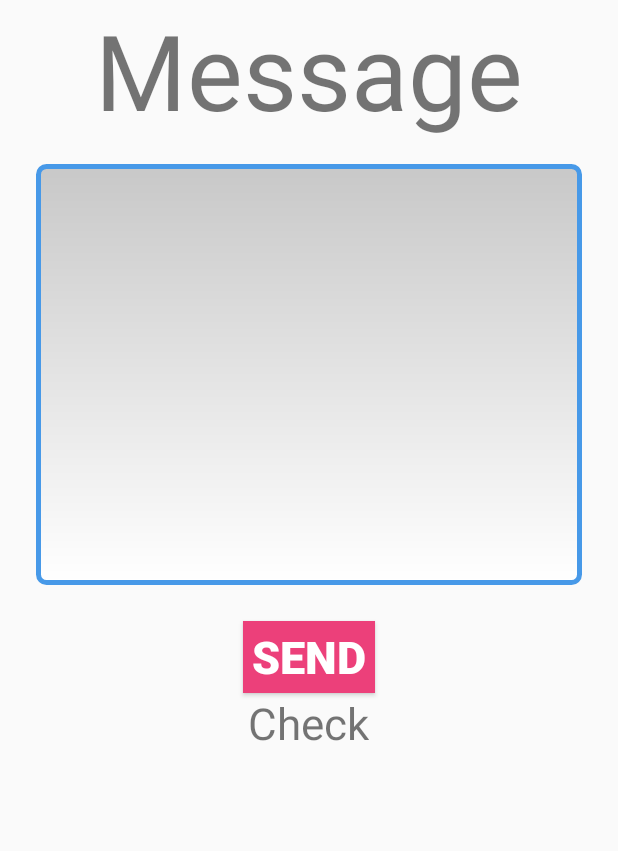
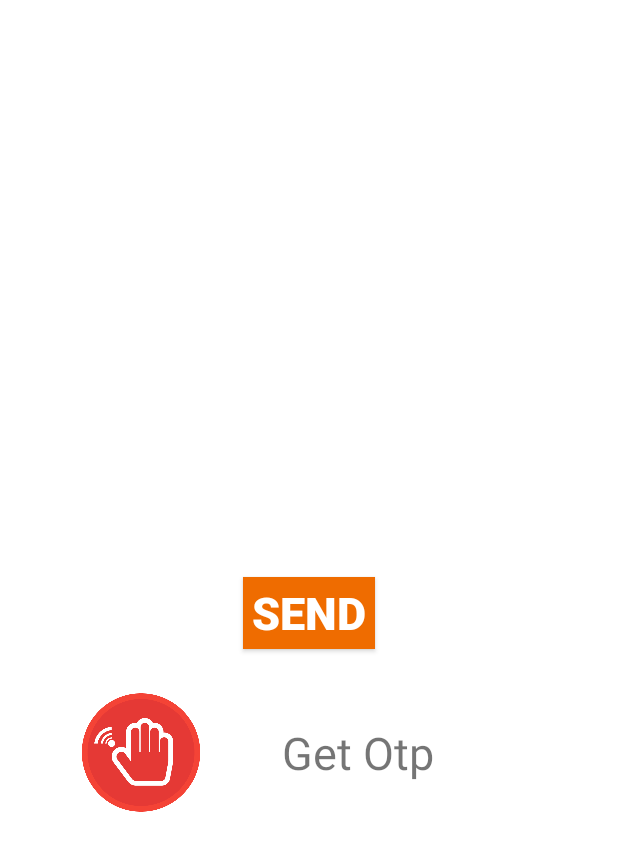
Before and after one commit to SID912/SWAGATHON, an Android app: the Safety screen opened directly, with no data from a screen before it, after a tap on "SEND", on a phone screen of 412 x 824 dp. Shown: the top 851 px of the screen. Run offline under Robolectric (Android 15) with nearby library versions, the light colour scheme and no system bars; our stand-ins replace Volley; network calls fail; 3 statements that could not run were skipped.

Commit message:
final Push

```diff
--- a/app/src/main/AndroidManifest.xml
+++ b/app/src/main/AndroidManifest.xml
@@ -34,6 +34,7 @@
         <activity android:name=".ChatInterest"/>
         <activity android:name=".Safety"/>
         <activity android:name=".Signup"/>
+        <activity android:name=".Otp"/>
     </application>
 
 </manifest>
--- a/app/src/main/java/com/example/android/null1/Safety.java
+++ b/app/src/main/java/com/example/android/null1/Safety.java
@@ -1,6 +1,7 @@
 package com.example.android.null1;
 
 import android.content.Context;
+import android.content.Intent;
 import android.hardware.camera2.CameraAccessException;
 import android.hardware.camera2.CameraManager;
 import android.media.Ringtone;
@@ -12,6 +13,7 @@ import android.support.v7.app.AppCompatActivity;
 import android.view.View;
 import android.widget.Button;
 import android.widget.EditText;
+import android.widget.ImageView;
 import android.widget.TextView;
 import android.widget.Toast;
 
@@ -23,6 +25,10 @@ import com.android.volley.toolbox.StringRequest;
 import org.json.JSONException;
 import org.json.JSONObject;
 
+import java.text.DateFormat;
+import java.text.SimpleDateFormat;
+import java.util.Calendar;
+import java.util.Date;
 import java.util.HashMap;
 import java.util.Map;
 
@@ -33,22 +39,42 @@ import java.util.Map;
 public class Safety extends AppCompatActivity {
     EditText message;
     Button send;
-    String id;
+    String id,name,interest,date,time;
+    String Otp;
     GPSTracker gps;
-    TextView SOS;
+    ImageView SOS;
+    TextView otpview;
+
     @Override
     protected void onCreate(Bundle savedInstanceState) {
         super.onCreate(savedInstanceState);
         setContentView(R.layout.safetylayout);
         Bundle intent =getIntent().getExtras();
         id = intent.getString("id");
-        message = (EditText)findViewById(R.id.message);
-        SOS = (TextView)findViewById(R.id.SOS2);
+        name = intent.getString("name");
+        interest = intent.getString("interest");
+        Calendar cal = Calendar.getInstance();
+        int second = cal.get(Calendar.SECOND);
+        int minute = cal.get(Calendar.MINUTE);
+        int hour = cal.get(Calendar.HOUR);
+        time = hour+":"+minute+":"+second;
+        DateFormat dateFormat = new SimpleDateFormat("yyyy/MM/dd");
+        Date dates = new Date();
+        date = dateFormat.format(dates);
+        otpview = (TextView)findViewById(R.id.otp);
+        otpview.setOnClickListener(new View.OnClickListener() {
+            @Override
+            public void onClick(View view) {
+               requestotp();
+            }
+        });
+        SOS = (ImageView) findViewById(R.id.SOS2);
         send=(Button)findViewById(R.id.Safety);
         send.setOnClickListener(new View.OnClickListener() {
             @Override
             public void onClick(View view) {
-                Toast.makeText(Safety.this,""+message.getText().toString(),Toast.LENGTH_LONG).show();
+                message = (EditText)findViewById(R.id.message);
+                safety(message.getText().toString());
             }
         });
         SOS.setOnClickListener(new View.OnClickListener() {
@@ -75,8 +101,41 @@ public class Safety extends AppCompatActivity {
 
 
     public void safety(final String strmessage) {
+        String cancel_req_tag = "Safety";
+        String URL_FOR_LOGIN = "http://13.126.238.174:8000/home/message";
+        StringRequest streq = new StringRequest(Request.Method.POST, URL_FOR_LOGIN, new Response.Listener<String>() {
+            @Override
+            public void onResponse(String response) {
+
+                try {
+                    JSONObject Json = new JSONObject(response);
+                    Toast.makeText(Safety.this,"message Sent",Toast.LENGTH_SHORT).show();
+                } catch (JSONException e) {
+                    Toast.makeText(Safety.this,"Message Sending failed plz try again",Toast.LENGTH_SHORT).show();
+                }
+            }
+        }, new Response.ErrorListener() {
+            @Override
+            public void onErrorResponse(VolleyError error) {
+                Toast.makeText(Safety.this,"Message Sending failed plz try again",Toast.LENGTH_SHORT).show();
+            }
+
+        }){
+            @Override
+            protected Map<String, String> getParams(){
+                Map<String, String> params = new HashMap<String ,String>();
+                params.put("id",id);
+                params.put("message",strmessage);
+                params.put("date",date);
+                params.put("time",time);
+                return params;
+            }
+        };
+        AppSingleton.getInstance(getApplicationContext()).addToRequestQueue(streq, cancel_req_tag);
+    }
+    public void requesthelp() {
         String cancel_req_tag = "SOS";
-        String URL_FOR_LOGIN = "";
+        String URL_FOR_LOGIN = "http://13.126.238.174:8000/home/sos";
         StringRequest streq = new StringRequest(Request.Method.POST, URL_FOR_LOGIN, new Response.Listener<String>() {
             @Override
             public void onResponse(String response) {
@@ -101,26 +160,28 @@ public class Safety extends AppCompatActivity {
         };
         AppSingleton.getInstance(getApplicationContext()).addToRequestQueue(streq, cancel_req_tag);
     }
-    public void requesthelp() {
+    public void requestotp() {
         gps = new GPSTracker(Safety.this);
-        double latitude = gps.getLatitude();
-        double longitude = gps.getLongitude();
-        final String lat = Double.toString(latitude);
-        final String lon = Double.toString(longitude);
         String cancel_req_tag = "SOS";
-        String URL_FOR_LOGIN = "";
+        String URL_FOR_LOGIN = "http://13.126.238.174:8000/home/requestotp";
         StringRequest streq = new StringRequest(Request.Method.POST, URL_FOR_LOGIN, new Response.Listener<String>() {
             @Override
             public void onResponse(String response) {
 
                 try {
                     JSONObject Json = new JSONObject(response);
+                    Otp = Json.getString("otp");
+                    Intent totp = new Intent(Safety.this,Otp.class);
+                    totp.putExtra("otp",Otp);
+                    startActivity(totp);
                 } catch (JSONException e) {
+                    Toast.makeText(Safety.this,"Unsuccessful",Toast.LENGTH_SHORT).show();
                 }
             }
         }, new Response.ErrorListener() {
             @Override
             public void onErrorResponse(VolleyError error) {
+                Toast.makeText(Safety.this,"Unsuccessful",Toast.LENGTH_SHORT).show();
             }
 
         }){
@@ -128,8 +189,6 @@ public class Safety extends AppCompatActivity {
             protected Map<String, String> getParams(){
                 Map<String, String> params = new HashMap<String ,String>();
                 params.put("id",id);
-                params.put("lat",lat);
-                params.put("lon",lon);
                 return params;
             }
         };
--- a/app/src/main/res/drawable/border.xml
+++ b/app/src/main/res/drawable/border.xml
@@ -7,11 +7,11 @@
     android:shape="rectangle">
     <stroke android:width="3dp"
 
-        android:color="#4799E8"/>
+        android:color="#000"/>
     <corners android:radius="5dp" />
     <gradient
 
-        android:startColor="#C8C8C8"
+        android:startColor="#FFFFFF"
 
         android:endColor="#FFFFFF"
 
--- a/app/src/main/res/layout/activity_main.xml
+++ b/app/src/main/res/layout/activity_main.xml
@@ -14,5 +14,5 @@
 
     </android.support.design.widget.AppBarLayout>
 
-    <include layout="@layout/content_main" />
+    <include layout="@layout/content_main"/>
 </android.support.design.widget.CoordinatorLayout>
--- a/app/src/main/res/layout/safetylayout.xml
+++ b/app/src/main/res/layout/safetylayout.xml
@@ -1,27 +1,24 @@
 <?xml version="1.0" encoding="utf-8"?>
 <LinearLayout xmlns:android="http://schemas.android.com/apk/res/android"
     android:orientation="vertical" android:layout_width="match_parent"
-    android:layout_height="match_parent">
-    <TextView
-        android:id ="@+id/test"
-        android:layout_gravity="center"
-        android:textSize="70dp"
-        android:layout_width="wrap_content"
-        android:layout_height="wrap_content"
-        android:text= "Message"
-        android:layout_marginBottom="16dp"/>
+    android:layout_height="match_parent"
+    android:background="#FFFFFF">
+
     <EditText
+        android:layout_marginTop="20dp"
         android:id = "@+id/message"
         android:inputType="textMultiLine"
-        android:minLines="13"
+        android:minLines="12"
         android:gravity="top|left"
         android:maxLines="10"
+        android:textSize="24dp"
+        android:textColor="#EF6C00"
         android:layout_height="wrap_content"
         android:layout_width="match_parent"
         android:scrollbars="vertical"
         android:layout_marginRight="24dp"
         android:layout_marginLeft="24dp"
-        android:background="@drawable/border"
+        android:background="@android:color/transparent"
         />
 
     <Button
@@ -32,19 +29,29 @@
         android:layout_gravity="center"
         android:textStyle="bold"
         android:text="Send"
-        android:background="#EC407A"
+        android:background="#EF6C00"
         android:textColor="#FFFF"
         android:textAllCaps="true"
         android:textSize="30dp"/>
+<LinearLayout
+    android:layout_width="wrap_content"
+    android:layout_height="wrap_content"
+    android:orientation="horizontal">
+    <ImageView
+        android:id="@+id/SOS2"
+        android:layout_width="188dp"
+        android:layout_height="138dp"
+        android:src="@drawable/assets2"
+        android:textSize="29dp" />
+
     <TextView
-
+        android:id="@+id/otp"
+        android:layout_width="137dp"
+        android:layout_height="wrap_content"
         android:layout_gravity="center"
-        android:id = "@+id/SOS2"
-        android:layout_width="wrap_content"
-        android:layout_height="wrap_content"
-        android:text= "Check"
-        android:textSize="29dp"
+        android:text="Get Otp"
+        android:textSize="30dp"
         />
-
+</LinearLayout>
 
 </LinearLayout>
```
Also changed, not shown: app/src/main/java/com/example/android/null1/ChatInterest.java (+83 -10 lines), app/src/main/java/com/example/android/null1/FriendlyMessage.java (+6 -2 lines), app/src/main/java/com/example/android/null1/Global.java (added, +10 -0 lines), app/src/main/java/com/example/android/null1/MainActivity.java (+14 -7 lines), app/src/main/java/com/example/android/null1/MessageAdapter.java (+6 -7 lines), app/src/main/java/com/example/android/null1/Myservice.java (+8 -11 lines), app/src/main/java/com/example/android/null1/Otp.java (added, +24 -0 lines), app/src/main/java/com/example/android/null1/Signup.java (+6 -8 lines), app/src/main/res/layout/chatlayout.xml (+16 -4 lines), app/src/main/res/layout/content_main.xml (+21 -20 lines), app/src/main/res/layout/otplayout.xml (added, +23 -0 lines), app/src/main/res/layout/signup.xml (+15 -16 lines), app/src/main/res/drawable/asset3100.png (added), app/src/main/res/drawable/asset4100.png (added), 1 more files.
